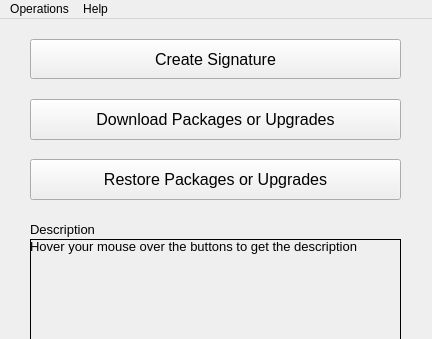
Above: apt_offline_gui/AptOfflineQtMain.ui from rickysarraf/apt-offline before the change; both pictures show x 0 to 432 and y 0 to 339 of the 432 by 544 pixel window. Below: the same form after it.
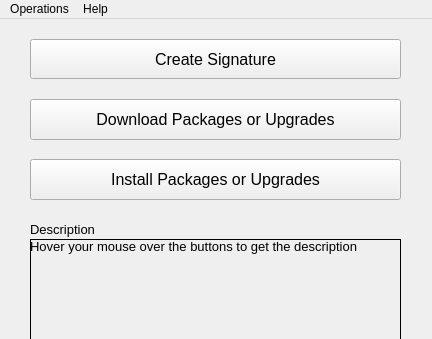
That is the form after the change. Icons and pictures are not drawn.

Commit message: changed restore to install in main window

The edit to the form file:
```diff
--- a/apt_offline_gui/AptOfflineQtMain.ui
+++ b/apt_offline_gui/AptOfflineQtMain.ui
@@ -81,7 +81,7 @@
      </font>
     </property>
     <property name="text">
-     <string>Restore Packages or Upgrades</string>
+     <string>Install Packages or Upgrades</string>
     </property>
     <property name="icon">
      <iconset resource="resources.qrc">
```
